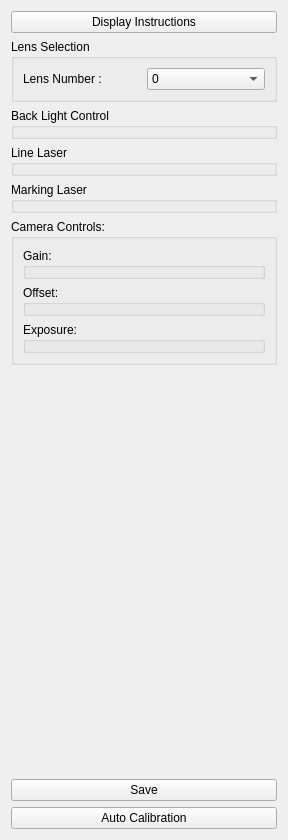
Old version of the form UI/_lightcaliberationsection.ui in the repository PenthiusX/BareBonesEngine.
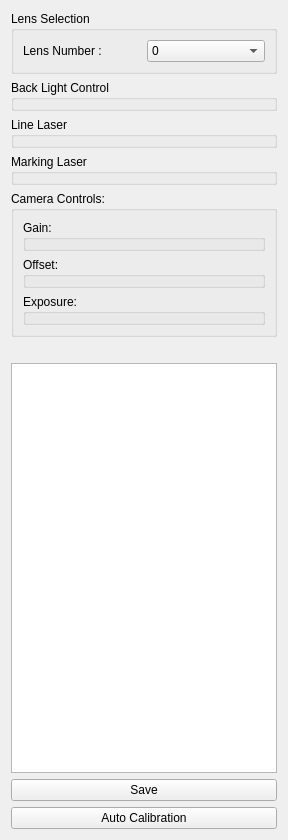
New version of the form. Custom widgets are drawn as their Qt base class.

Commit message: saving config and instruction

Patch:
```diff
--- a/UI/_lightcaliberationsection.ui
+++ b/UI/_lightcaliberationsection.ui
@@ -14,13 +14,6 @@
    <string>Form</string>
   </property>
   <layout class="QVBoxLayout" name="verticalLayout">
-   <item>
-    <widget class="QPushButton" name="display_instructions_button">
-     <property name="text">
-      <string>Display Instructions</string>
-     </property>
-    </widget>
-   </item>
    <item>
     <widget class="QGroupBox" name="groupBox">
      <property name="title">
@@ -141,17 +134,13 @@
     </widget>
    </item>
    <item>
-    <spacer name="verticalSpacer">
-     <property name="orientation">
-      <enum>Qt::Vertical</enum>
+    <widget class="QTextBrowser" name="instruction_display_text_browser">
+     <property name="source">
+      <url>
+       <string>qrc:/Config/Docs/instructions_light_caliberation.htm</string>
+      </url>
      </property>
-     <property name="sizeHint" stdset="0">
-      <size>
-       <width>20</width>
-       <height>303</height>
-      </size>
-     </property>
-    </spacer>
+    </widget>
    </item>
    <item>
     <widget class="QPushButton" name="save_button">
```
Left out of the diff: 19 changed lines with no effect on the pictures. The commit also changes 11 other files.
